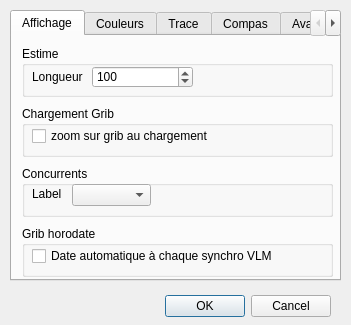
Old version of the form src/paramVLM.ui in the repository nohal/qtVlm.
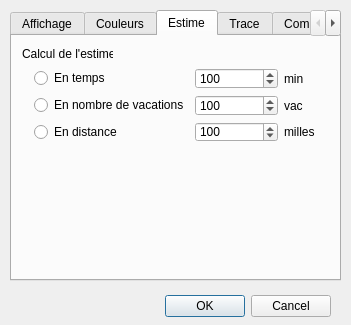
New version of the form. The open tabs and pages were chosen to show the change. Icons and pictures are not drawn.

Commit message: bugfix in grib download dialog adding an estime mode selection in VLM param (time, vac or distance)

Patch:
```diff
--- a/src/paramVLM.ui
+++ b/src/paramVLM.ui
@@ -49,59 +49,11 @@
     <attribute name="title">
      <string>Affichage</string>
     </attribute>
-    <widget class="QGroupBox" name="groupBox_2">
-     <property name="geometry">
-      <rect>
-       <x>10</x>
-       <y>10</y>
-       <width>311</width>
-       <height>51</height>
-      </rect>
-     </property>
-     <property name="title">
-      <string>Estime</string>
-     </property>
-     <widget class="QLabel" name="label_3">
-      <property name="geometry">
-       <rect>
-        <x>10</x>
-        <y>23</y>
-        <width>61</width>
-        <height>16</height>
-       </rect>
-      </property>
-      <property name="text">
-       <string>Longueur</string>
-      </property>
-     </widget>
-     <widget class="QSpinBox" name="estimeLen">
-      <property name="geometry">
-       <rect>
-        <x>70</x>
-        <y>20</y>
-        <width>101</width>
-        <height>22</height>
-       </rect>
-      </property>
-      <property name="minimum">
-       <number>1</number>
-      </property>
-      <property name="maximum">
-       <number>200</number>
-      </property>
-      <property name="singleStep">
-       <number>10</number>
-      </property>
-      <property name="value">
-       <number>100</number>
-      </property>
-     </widget>
-    </widget>
     <widget class="QGroupBox" name="groupBox_3">
      <property name="geometry">
       <rect>
        <x>10</x>
-       <y>70</y>
+       <y>10</y>
        <width>311</width>
        <height>51</height>
       </rect>
@@ -127,7 +79,7 @@
      <property name="geometry">
       <rect>
        <x>10</x>
-       <y>130</y>
+       <y>70</y>
        <width>311</width>
        <height>51</height>
       </rect>
@@ -163,7 +115,7 @@
      <property name="geometry">
       <rect>
        <x>10</x>
-       <y>190</y>
+       <y>130</y>
        <width>311</width>
        <height>51</height>
       </rect>
@@ -299,6 +251,162 @@
      </layout>
     </widget>
    </widget>
+   <widget class="QWidget" name="tab_6">
+    <attribute name="title">
+     <string>Estime</string>
+    </attribute>
+    <widget class="QLabel" name="label_5">
+     <property name="geometry">
+      <rect>
+       <x>10</x>
+       <y>10</y>
+       <width>91</width>
+       <height>16</height>
+      </rect>
+     </property>
+     <property name="text">
+      <string>Calcul de l'estime:</string>
+     </property>
+    </widget>
+    <widget class="QWidget" name="layoutWidget">
+     <property name="geometry">
+      <rect>
+       <x>22</x>
+       <y>32</y>
+       <width>281</width>
+       <height>74</height>
+      </rect>
+     </property>
+     <layout class="QGridLayout" name="gridLayout_2">
+      <item row="0" column="0">
+       <widget class="QRadioButton" name="radioBtn_time">
+        <property name="text">
+         <string>En temps</string>
+        </property>
+       </widget>
+      </item>
+      <item row="0" column="1">
+       <widget class="QSpinBox" name="estimeVal_time">
+        <property name="minimum">
+         <number>1</number>
+        </property>
+        <property name="maximum">
+         <number>1440</number>
+        </property>
+        <property name="singleStep">
+         <number>1</number>
+        </property>
+        <property name="value">
+         <number>100</number>
+        </property>
+       </widget>
+      </item>
+      <item row="0" column="2">
+       <widget class="QLabel" name="label_14">
+        <property name="sizePolicy">
+         <sizepolicy hsizetype="Maximum" vsizetype="Preferred">
+          <horstretch>0</horstretch>
+          <verstretch>0</verstretch>
+         </sizepolicy>
+        </property>
+        <property name="maximumSize">
+         <size>
+          <width>16777215</width>
+          <height>16777215</height>
+         </size>
+        </property>
+        <property name="text">
+         <string>min</string>
+        </property>
+       </widget>
+      </item>
+      <item row="1" column="0">
+       <widget class="QRadioButton" name="radioBtn_vac">
+        <property name="text">
+         <string>En nombre de vacations</string>
+        </property>
+       </widget>
+      </item>
+      <item row="1" column="1">
+       <widget class="QSpinBox" name="estimeVal_vac">
+        <property name="minimum">
+         <number>1</number>
+        </property>
+        <property name="maximum">
+         <number>300</number>
+        </property>
+        <property name="singleStep">
+         <number>1</number>
+        </property>
+        <property name="value">
+         <number>100</number>
+        </property>
+       </widget>
+      </item>
+      <item row="1" column="2">
+       <widget class="QLabel" name="label_13">
+        <property name="sizePolicy">
+         <sizepolicy hsizetype="Maximum" vsizetype="Preferred">
+          <horstretch>0</horstretch>
+          <verstretch>0</verstretch>
+         </sizepolicy>
+        </property>
+        <property name="maximumSize">
+         <size>
+          <width>16777215</width>
+          <height>16777215</height>
+         </size>
+        </property>
+        <property name="text">
+         <string>vac</string>
+        </property>
+       </widget>
+      </item>
+      <item row="2" column="0">
+       <widget class="QRadioButton" name="radioBtn_dist">
+        <property name="text">
+         <string>En distance</string>
+        </property>
+       </widget>
+      </item>
+      <item row="2" column="1">
+       <widget class="QSpinBox" name="estimeVal_dist">
+        <property name="minimum">
+         <number>1</number>
+        </property>
+        <property name="maximum">
+         <number>200</number>
+        </property>
+        <property name="singleStep">
+         <number>10</number>
+        </property>
+        <property name="value">
+         <number>100</number>
+        </property>
+       </widget>
+      </item>
+      <item row="2" column="2">
+       <widget class="QLabel" name="label_3">
+        <property name="sizePolicy">
+         <sizepolicy hsizetype="Maximum" vsizetype="Preferred">
+          <horstretch>0</horstretch>
+          <verstretch>0</verstretch>
+         </sizepolicy>
+        </property>
+        <property name="maximumSize">
+         <size>
+          <width>16777215</width>
+          <height>16777215</height>
+         </size>
+        </property>
+        <property name="text">
+         <string>milles</string>
+        </property>
+       </widget>
+      </item>
+     </layout>
+    </widget>
+   </widget>
    <widget class="QWidget" name="tab_4">
     <attribute name="title">
      <string>Trace</string>
```
Left out of the diff: 63 changed lines with no effect on the pictures. The commit also changes 14 other files.
